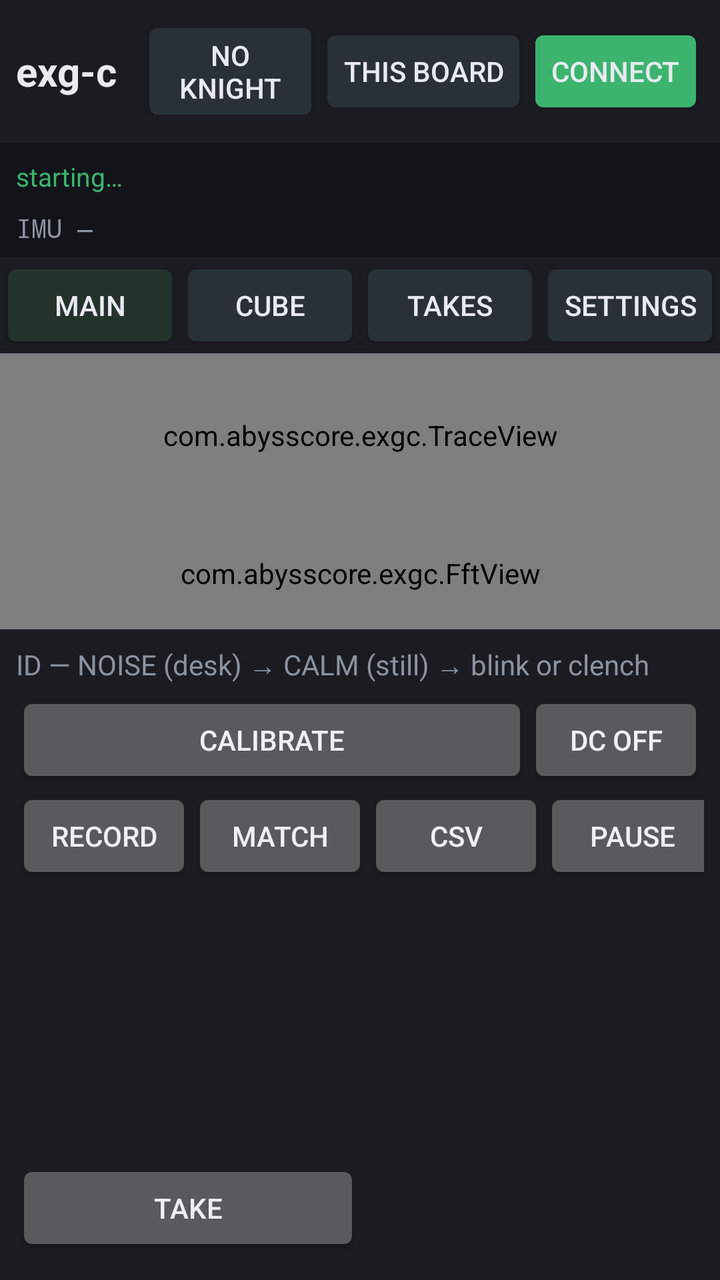
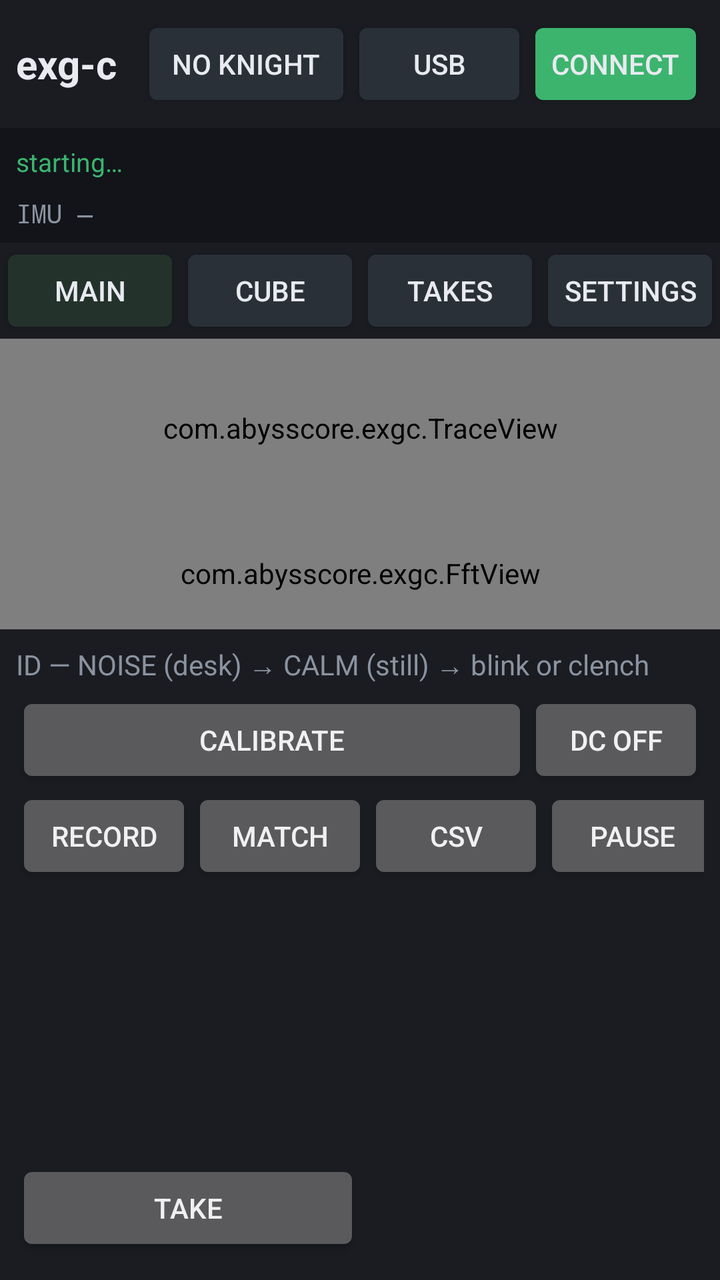

Screens rendered from an Android XML layout before and after an edit, with the pre-edit source and the edit as a unified diff.
<!-- AndroidManifest.xml: application theme android:Theme.DeviceDefault.NoActionBar -->
<!-- res/layout/activity_exg.xml -->
<?xml version="1.0" encoding="utf-8"?>
<LinearLayout xmlns:android="http://schemas.android.com/apk/res/android"
    android:layout_width="match_parent"
    android:layout_height="match_parent"
    android:background="@color/bg"
    android:orientation="vertical">

    <LinearLayout
        android:layout_width="match_parent"
        android:layout_height="wrap_content"
        android:background="@color/panel"
        android:gravity="center_vertical"
        android:padding="8dp">

        <TextView
            android:id="@+id/title"
            android:layout_width="wrap_content"
            android:layout_height="wrap_content"
            android:paddingEnd="12dp"
            android:text="exg-c"
            android:textColor="@color/ink"
            android:textSize="20sp"
            android:textStyle="bold" />

        <Button
            android:id="@+id/port"
            android:layout_width="0dp"
            android:layout_height="wrap_content"
            android:layout_weight="1"
            android:backgroundTint="@color/btn"
            android:text="no Knight"
            android:textColor="@color/ink" />

        <Button
            android:id="@+id/link"
            android:layout_width="wrap_content"
            android:layout_height="wrap_content"
            android:backgroundTint="@color/btn"
            android:text="this board"
            android:textColor="@color/ink" />

        <Button
            android:id="@+id/connect"
            android:layout_width="wrap_content"
            android:layout_height="wrap_content"
            android:backgroundTint="@color/ok"
            android:text="Connect"
            android:textColor="@color/ink" />
    </LinearLayout>

    <TextView
        android:id="@+id/status"
        android:layout_width="match_parent"
        android:layout_height="wrap_content"
        android:background="#12141A"
        android:ellipsize="end"
        android:maxLines="2"
        android:padding="8dp"
        android:text="starting…"
        android:textColor="@color/ok"
        android:textSize="13sp" />

    <TextView
        android:id="@+id/imuLine"
        android:layout_width="match_parent"
        android:layout_height="wrap_content"
        android:background="#12141A"
        android:fontFamily="monospace"
        android:paddingLeft="8dp"
        android:paddingRight="8dp"
        android:paddingBottom="6dp"
        android:text="IMU —"
        android:textColor="@color/muted"
        android:textSize="13sp" />

    <LinearLayout
        android:layout_width="match_parent"
        android:layout_height="wrap_content"
        android:background="@color/panel">

        <Button
            android:id="@+id/tabMain"
            android:layout_width="0dp"
            android:layout_height="wrap_content"
            android:layout_weight="1"
            android:backgroundTint="#24322C"
            android:text="Main"
            android:textColor="@color/ink" />

        <Button
            android:id="@+id/tabCube"
            android:layout_width="0dp"
            android:layout_height="wrap_content"
            android:layout_weight="1"
            android:backgroundTint="@color/btn"
            android:text="Cube"
            android:textColor="@color/ink" />

        <Button
            android:id="@+id/tabPoses"
            android:layout_width="0dp"
            android:layout_height="wrap_content"
            android:layout_weight="1"
            android:backgroundTint="@color/btn"
            android:text="Takes"
            android:textColor="@color/ink" />

        <Button
            android:id="@+id/tabSet"
            android:layout_width="0dp"
            android:layout_height="wrap_content"
            android:layout_weight="1"
            android:backgroundTint="@color/btn"
            android:text="Settings"
            android:textColor="@color/ink" />
    </LinearLayout>

    <FrameLayout
        android:layout_width="match_parent"
        android:layout_height="0dp"
        android:layout_weight="1">

        <LinearLayout
            android:id="@+id/mainPane"
            android:layout_width="match_parent"
            android:layout_height="match_parent"
            android:orientation="vertical">

            <com.abysscore.exgc.TraceView
                android:id="@+id/traces"
                android:layout_width="match_parent"
                android:layout_height="0dp"
                android:layout_weight="1" />

            <com.abysscore.exgc.FftView
                android:id="@+id/fft"
                android:layout_width="match_parent"
                android:layout_height="56dp" />
        </LinearLayout>

        <LinearLayout
            android:id="@+id/cubePane"
            android:layout_width="match_parent"
            android:layout_height="match_parent"
            android:orientation="vertical"
            android:visibility="gone">

            <LinearLayout
                android:layout_width="match_parent"
                android:layout_height="wrap_content"
                android:background="@color/panel"
                android:padding="4dp">

                <Button
                    android:id="@+id/cubeViz"
                    android:layout_width="0dp"
                    android:layout_height="wrap_content"
                    android:layout_weight="1"
                    android:text="viz" />

                <Button
                    android:id="@+id/cubeMap"
                    android:layout_width="0dp"
                    android:layout_height="wrap_content"
                    android:layout_weight="1"
                    android:text="map" />

                <Button
                    android:id="@+id/cubeZoomOut"
                    android:layout_width="wrap_content"
                    android:layout_height="wrap_content"
                    android:text="−" />

                <Button
                    android:id="@+id/cubeZoomIn"
                    android:layout_width="wrap_content"
                    android:layout_height="wrap_content"
                    android:text="+" />

                <Button
                    android:id="@+id/cubeFront"
                    android:layout_width="wrap_content"
                    android:layout_height="wrap_content"
                    android:text="front" />

                <Button
                    android:id="@+id/cubeFloat"
                    android:layout_width="wrap_content"
                    android:layout_height="wrap_content"
                    android:text="float on" />

                <Button
                    android:id="@+id/cubeAlgo"
                    android:layout_width="wrap_content"
                    android:layout_height="wrap_content"
                    android:text="algo detect" />
            </LinearLayout>

            <LinearLayout
                android:id="@+id/cubeChRow"
                android:layout_width="match_parent"
                android:layout_height="wrap_content"
                android:background="@color/panel"
                android:padding="2dp" />

            <LinearLayout
                android:id="@+id/cubeMapTools"
                android:layout_width="match_parent"
                android:layout_height="wrap_content"
                android:background="@color/panel"
                android:gravity="center_vertical"
                android:padding="4dp"
                android:visibility="gone">

                <Button
                    android:id="@+id/sitePrev"
                    android:layout_width="wrap_content"
                    android:layout_height="wrap_content"
                    android:text="&lt;" />

                <TextView
                    android:id="@+id/siteLabel"
                    android:layout_width="0dp"
                    android:layout_height="wrap_content"
                    android:layout_weight="1"
                    android:gravity="center"
                    android:text="Fp1"
                    android:textColor="@color/crimson"
                    android:textSize="16sp" />

                <Button
                    android:id="@+id/siteNext"
                    android:layout_width="wrap_content"
                    android:layout_height="wrap_content"
                    android:text="&gt;" />

                <Button
                    android:id="@+id/siteAssign"
                    android:layout_width="wrap_content"
                    android:layout_height="wrap_content"
                    android:text="Assign" />
            </LinearLayout>

            <com.abysscore.exgc.CubeView
                android:id="@+id/cube"
                android:layout_width="match_parent"
                android:layout_height="0dp"
                android:layout_weight="1" />
        </LinearLayout>

        <ScrollView
            android:id="@+id/poses"
            android:layout_width="match_parent"
            android:layout_height="match_parent"
            android:visibility="gone">

            <LinearLayout
                android:layout_width="match_parent"
                android:layout_height="wrap_content"
                android:orientation="vertical"
                android:padding="12dp">

                <TextView
                    android:layout_width="wrap_content"
                    android:layout_height="wrap_content"
                    android:text="Takes only. 1-second blink/clench Record stays on Main."
                    android:textColor="@color/muted" />

                <TextView
                    android:id="@+id/poseHint"
                    android:layout_width="match_parent"
                    android:layout_height="wrap_content"
                    android:paddingTop="8dp"
                    android:paddingBottom="8dp"
                    android:text="Tap a take to compare the live plot against it."
                    android:textColor="@color/ink" />

                <LinearLayout
                    android:id="@+id/poseList"
                    android:layout_width="match_parent"
                    android:layout_height="wrap_content"
                    android:orientation="vertical" />
            </LinearLayout>
        </ScrollView>

        <ScrollView
            android:id="@+id/settings"
            android:layout_width="match_parent"
            android:layout_height="match_parent"
            android:visibility="gone">

            <LinearLayout
                android:layout_width="match_parent"
                android:layout_height="wrap_content"
                android:orientation="vertical"
                android:padding="12dp">

                <TextView
                    android:layout_width="wrap_content"
                    android:layout_height="wrap_content"
                    android:text="Profiles — tap to switch. Long-press to rename or delete. Electrode map stays. Plates and takes recook."
                    android:textColor="@color/muted" />

                <TextView
                    android:id="@+id/profNow"
                    android:layout_width="match_parent"
                    android:layout_height="wrap_content"
                    android:paddingTop="6dp"
                    android:paddingBottom="4dp"
                    android:text="now: (none)"
                    android:textColor="@color/ink" />

                <LinearLayout
                    android:id="@+id/profChips"
                    android:layout_width="match_parent"
                    android:layout_height="wrap_content"
                    android:orientation="vertical"
                    android:paddingTop="4dp" />

                <Button
                    android:id="@+id/profNew"
                    android:layout_width="match_parent"
                    android:layout_height="wrap_content"
                    android:text="Save current as…" />

                <LinearLayout
                    android:layout_width="match_parent"
                    android:layout_height="wrap_content">

                    <Button
                        android:id="@+id/profExport"
                        android:layout_width="0dp"
                        android:layout_height="wrap_content"
                        android:layout_weight="1"
                        android:text="Share file" />

                    <Button
                        android:id="@+id/profImport"
                        android:layout_width="0dp"
                        android:layout_height="wrap_content"
                        android:layout_weight="1"
                        android:text="Open file" />
                </LinearLayout>

                <TextView
                    android:id="@+id/profList"
                    android:layout_width="match_parent"
                    android:layout_height="wrap_content"
                    android:paddingTop="4dp"
                    android:textColor="@color/muted"
                    android:visibility="gone" />

                <TextView
                    android:layout_width="wrap_content"
                    android:layout_height="wrap_content"
                    android:paddingTop="12dp"
                    android:text="View — time window is how much of the plot you see"
                    android:textColor="@color/muted" />

                <LinearLayout
                    android:layout_width="match_parent"
                    android:layout_height="wrap_content">

                    <Button
                        android:id="@+id/win"
                        android:layout_width="0dp"
                        android:layout_height="wrap_content"
                        android:layout_weight="1"
                        android:text="win 2s" />

                    <Button
                        android:id="@+id/scale"
                        android:layout_width="0dp"
                        android:layout_height="wrap_content"
                        android:layout_weight="1"
                        android:text="scale" />
                </LinearLayout>

                <LinearLayout
                    android:layout_width="match_parent"
                    android:layout_height="wrap_content">

                    <Button
                        android:id="@+id/uiScale"
                        android:layout_width="0dp"
                        android:layout_height="wrap_content"
                        android:layout_weight="1"
                        android:text="UI 1.5x" />

                    <Button
                        android:id="@+id/board"
                        android:layout_width="0dp"
                        android:layout_height="wrap_content"
                        android:layout_weight="1"
                        android:text="8-ch + IMU" />
                </LinearLayout>

                <TextView
                    android:layout_width="wrap_content"
                    android:layout_height="wrap_content"
                    android:paddingTop="12dp"
                    android:text="Process — line-kill + CAR is the readable leftover. Raw is the open-input check. Bias (RLD) is per channel: tap bias ON / bias off."
                    android:textColor="@color/muted" />

                <LinearLayout
                    android:layout_width="match_parent"
                    android:layout_height="wrap_content">

                    <Button
                        android:id="@+id/band"
                        android:layout_width="0dp"
                        android:layout_height="wrap_content"
                        android:layout_weight="1"
                        android:text="band raw" />

                    <Button
                        android:id="@+id/car"
                        android:layout_width="0dp"
                        android:layout_height="wrap_content"
                        android:layout_weight="1"
                        android:text="CAR" />
                </LinearLayout>

                <LinearLayout
                    android:layout_width="match_parent"
                    android:layout_height="wrap_content">

                    <Button
                        android:id="@+id/detrend"
                        android:layout_width="0dp"
                        android:layout_height="wrap_content"
                        android:layout_weight="1"
                        android:text="raw DC" />

                    <Button
                        android:id="@+id/env"
                        android:layout_width="0dp"
                        android:layout_height="wrap_content"
                        android:layout_weight="1"
                        android:text="wave" />
                </LinearLayout>

                <LinearLayout
                    android:layout_width="match_parent"
                    android:layout_height="wrap_content">

                    <Button
                        android:id="@+id/notch"
                        android:layout_width="0dp"
                        android:layout_height="wrap_content"
                        android:layout_weight="1"
                        android:text="notch" />

                    <Button
                        android:id="@+id/hp"
                        android:layout_width="0dp"
                        android:layout_height="wrap_content"
                        android:layout_weight="1"
                        android:text="hp" />
                </LinearLayout>

                <LinearLayout
                    android:layout_width="match_parent"
                    android:layout_height="wrap_content">

                    <Button
                        android:id="@+id/lp"
                        android:layout_width="0dp"
                        android:layout_height="wrap_content"
                        android:layout_weight="1"
                        android:text="lp off" />

                    <Button
                        android:id="@+id/algo"
                        android:layout_width="0dp"
                        android:layout_height="wrap_content"
                        android:layout_weight="1"
                        android:text="algo detect" />
                </LinearLayout>

                <TextView
                    android:layout_width="wrap_content"
                    android:layout_height="wrap_content"
                    android:paddingTop="12dp"
                    android:text="Share leftover: turn share on. Follow leftover: pick a nearby name. Allow/No on the share side. Leftover rides Bluetooth. Wifi address is sent after Allow if wifi is up."
                    android:textColor="@color/muted" />

                <TextView
                    android:id="@+id/apiLine"
                    android:layout_width="match_parent"
                    android:layout_height="wrap_content"
                    android:paddingTop="4dp"
                    android:paddingBottom="4dp"
                    android:text="api off"
                    android:textColor="@color/ink" />

                <LinearLayout
                    android:layout_width="match_parent"
                    android:layout_height="wrap_content">

                    <Button
                        android:id="@+id/apiOn"
                        android:layout_width="0dp"
                        android:layout_height="wrap_content"
                        android:layout_weight="1"
                        android:text="API on" />

                    <Button
                        android:id="@+id/apiBind"
                        android:layout_width="0dp"
                        android:layout_height="wrap_content"
                        android:layout_weight="1"
                        android:text="wifi" />

                    <Button
                        android:id="@+id/apiHz"
                        android:layout_width="0dp"
                        android:layout_height="wrap_content"
                        android:layout_weight="1"
                        android:text="125 Hz" />
                </LinearLayout>

                <LinearLayout
                    android:layout_width="match_parent"
                    android:layout_height="wrap_content">

                    <Button
                        android:id="@+id/apiHttp"
                        android:layout_width="0dp"
                        android:layout_height="wrap_content"
                        android:layout_weight="1"
                        android:text="settings 8765" />

                    <Button
                        android:id="@+id/apiUdp"
                        android:layout_width="0dp"
                        android:layout_height="wrap_content"
                        android:layout_weight="1"
                        android:text="leftover 8766" />

                    <Button
                        android:id="@+id/apiTcp"
                        android:layout_width="0dp"
                        android:layout_height="wrap_content"
                        android:layout_weight="1"
                        android:text="spare 8767" />
                </LinearLayout>

                <LinearLayout
                    android:layout_width="match_parent"
                    android:layout_height="wrap_content">

                    <Button
                        android:id="@+id/apiToken"
                        android:layout_width="0dp"
                        android:layout_height="wrap_content"
                        android:layout_weight="1"
                        android:text="lock off" />

                    <Button
                        android:id="@+id/apiPush"
                        android:layout_width="0dp"
                        android:layout_height="wrap_content"
                        android:layout_weight="1"
                        android:text="extra send off" />
                </LinearLayout>

                <TextView
                    android:layout_width="wrap_content"
                    android:layout_height="wrap_content"
                    android:paddingTop="10dp"
                    android:text="Who I follow — tap to use, long-press to forget"
                    android:textColor="@color/muted" />

                <LinearLayout
                    android:id="@+id/followList"
                    android:layout_width="match_parent"
                    android:layout_height="wrap_content"
                    android:orientation="vertical" />

                <TextView
                    android:layout_width="wrap_content"
                    android:layout_height="wrap_content"
                    android:paddingTop="10dp"
                    android:text="Who can follow — tap to revoke"
                    android:textColor="@color/muted" />

                <LinearLayout
                    android:id="@+id/allowList"
                    android:layout_width="match_parent"
                    android:layout_height="wrap_content"
                    android:orientation="vertical" />

                <TextView
                    android:layout_width="wrap_content"
                    android:layout_height="wrap_content"
                    android:paddingTop="12dp"
                    android:text="Channels — site name = color. ON = acquire. bias = RLD. gN = gain."
                    android:textColor="@color/muted" />

                <LinearLayout
                    android:id="@+id/chGrid"
                    android:layout_width="match_parent"
                    android:layout_height="wrap_content"
                    android:orientation="vertical"
                    android:paddingTop="12dp" />
            </LinearLayout>
        </ScrollView>
    </FrameLayout>

    <LinearLayout
        android:id="@+id/learnBar"
        android:layout_width="match_parent"
        android:layout_height="wrap_content"
        android:background="@color/panel"
        android:gravity="center_vertical"
        android:orientation="vertical"
        android:padding="8dp">

        <TextView
            android:id="@+id/idLine"
            android:layout_width="match_parent"
            android:layout_height="wrap_content"
            android:paddingBottom="4dp"
            android:text="ID — NOISE (desk) → CALM (still) → blink or clench"
            android:textColor="@color/muted"
            android:textSize="14sp" />

        <LinearLayout
            android:layout_width="match_parent"
            android:layout_height="wrap_content">

            <Button
                android:id="@+id/calibrate"
                android:layout_width="0dp"
                android:layout_height="wrap_content"
                android:layout_weight="1"
                android:text="Calibrate" />

            <Button
                android:id="@+id/clean"
                android:layout_width="wrap_content"
                android:layout_height="wrap_content"
                android:text="DC off" />
        </LinearLayout>

        <LinearLayout
            android:layout_width="match_parent"
            android:layout_height="wrap_content">

            <Button
                android:id="@+id/learnName"
                android:layout_width="0dp"
                android:layout_height="wrap_content"
                android:layout_weight="1"
                android:gravity="start|center_vertical"
                android:text="name (tap)"
                android:textColor="@color/ink" />

            <Button
                android:id="@+id/record"
                android:layout_width="wrap_content"
                android:layout_height="wrap_content"
                android:text="Record" />

            <Button
                android:id="@+id/match"
                android:layout_width="wrap_content"
                android:layout_height="wrap_content"
                android:text="MATCH" />

            <Button
                android:id="@+id/csv"
                android:layout_width="wrap_content"
                android:layout_height="wrap_content"
                android:text="CSV" />

            <Button
                android:id="@+id/pause"
                android:layout_width="wrap_content"
                android:layout_height="wrap_content"
                android:text="Pause" />
        </LinearLayout>

        <LinearLayout
            android:layout_width="match_parent"
            android:layout_height="wrap_content"
            android:gravity="center_vertical">

            <Button
                android:id="@+id/atom"
                android:layout_width="0dp"
                android:layout_height="wrap_content"
                android:layout_weight="1"
                android:text="Take" />

            <TextView
                android:id="@+id/atomVs"
                android:layout_width="0dp"
                android:layout_height="wrap_content"
                android:layout_weight="1"
                android:paddingStart="8dp"
                android:text=""
                android:textColor="@color/crimson"
                android:textSize="14sp" />
        </LinearLayout>

        <HorizontalScrollView
            android:layout_width="match_parent"
            android:layout_height="wrap_content"
            android:paddingTop="4dp">

            <LinearLayout
                android:id="@+id/learnChips"
                android:layout_width="wrap_content"
                android:layout_height="wrap_content"
                android:orientation="horizontal" />
        </HorizontalScrollView>
    </LinearLayout>
</LinearLayout>
<!-- resources referenced by this layout -->
<resources>
  <color name="bg">#101218</color>
  <color name="btn">#2A3038</color>
  <color name="crimson">#F22647</color>
  <color name="ink">#E8EAF0</color>
  <color name="muted">#8B93A0</color>
  <color name="ok">#3CB46E</color>
  <color name="panel">#1A1C22</color>
</resources>

<!-- the commit's change to res/layout/activity_exg.xml (unified diff, before → after) -->
@@ -36,7 +36,7 @@
             android:layout_width="wrap_content"
             android:layout_height="wrap_content"
             android:backgroundTint="@color/btn"
-            android:text="this board"
+            android:text="USB"
             android:textColor="@color/ink" />
 
         <Button
@@ -482,7 +482,7 @@
                     android:layout_width="wrap_content"
                     android:layout_height="wrap_content"
                     android:paddingTop="12dp"
-                    android:text="Share leftover: turn share on. Follow leftover: pick a nearby name. Allow/No on the share side. Leftover rides Bluetooth. Wifi address is sent after Allow if wifi is up."
+                    android:text="Board reaches this app three ways. USB: Knight on this device. Bluetooth: pick a nearby name, Allow/No, leftover rides that link. LAN: leftover on wifi after a pair that saw wifi. Share leftover is how this device offers the board out."
                     android:textColor="@color/muted" />
 
                 <TextView
